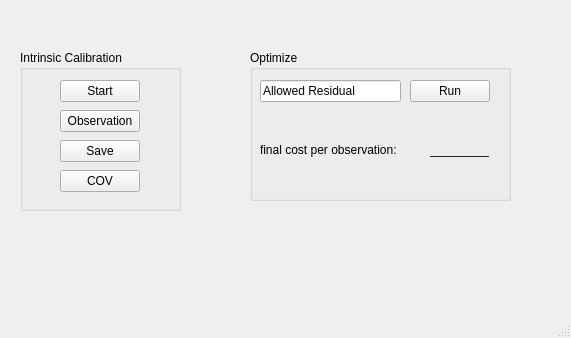
Qt form calibration_guis/ui/main_window.ui (ros-industrial/industrial_calibration) before a commit.
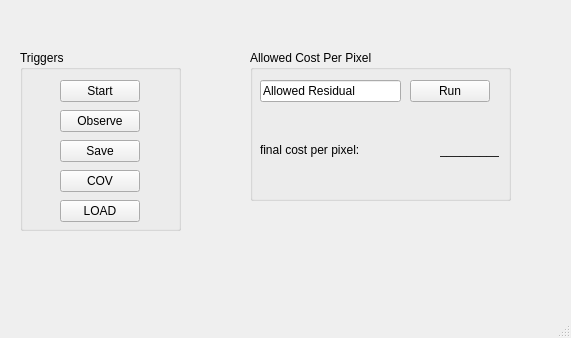
The same form after that commit. Icons and pictures are not drawn.

Commit message: added load button to calibration_guis Tweeked the look and feel of the gui fixed a bug in ical_8D to now report the final cost when successful fixed bug in target_locator that was re-creating the camera_observer every time the service was called added a new target_locator_new.launch to work with latest version, probably should delete old since it uses obsolete basler camera driver

Diff of the .ui file:
```diff
--- a/calibration_guis/ui/main_window.ui
+++ b/calibration_guis/ui/main_window.ui
@@ -27,14 +27,14 @@
       <x>20</x>
       <y>50</y>
       <width>161</width>
-      <height>161</height>
+      <height>181</height>
      </rect>
     </property>
     <property name="autoFillBackground">
      <bool>false</bool>
     </property>
     <property name="title">
-     <string>Intrinsic Calibration</string>
+     <string>Triggers</string>
     </property>
     <widget class="QPushButton" name="obsButton">
      <property name="geometry">
@@ -46,7 +46,7 @@
       </rect>
      </property>
      <property name="text">
-      <string>Observation</string>
+      <string>Observe</string>
      </property>
     </widget>
     <widget class="QPushButton" name="saveButton">
@@ -75,6 +75,19 @@
       <string>COV</string>
      </property>
     </widget>
+    <widget class="QPushButton" name="loadButton">
+     <property name="geometry">
+      <rect>
+       <x>40</x>
+       <y>150</y>
+       <width>80</width>
+       <height>22</height>
+      </rect>
+     </property>
+     <property name="text">
+      <string>LOAD</string>
+     </property>
+    </widget>
     <widget class="QPushButton" name="startButton">
      <property name="geometry">
       <rect>
@@ -99,7 +112,7 @@
      </rect>
     </property>
     <property name="title">
-     <string>Optimize</string>
+     <string>Allowed Cost Per Pixel</string>
     </property>
     <widget class="QLineEdit" name="allowed_residual_">
      <property name="geometry">
@@ -135,18 +148,18 @@
       <rect>
        <x>10</x>
        <y>90</y>
-       <width>171</width>
+       <width>175</width>
        <height>20</height>
       </rect>
      </property>
      <property name="text">
-      <string>final cost per observation:</string>
+      <string>final cost per pixel:</string>
      </property>
     </widget>
     <widget class="QLabel" name="final_resid_lb_">
      <property name="geometry">
       <rect>
-       <x>180</x>
+       <x>190</x>
        <y>90</y>
        <width>59</width>
        <height>20</height>
```
Left out of the diff: 2 changed lines with no effect on the pictures. The commit also changes 6 other files.
